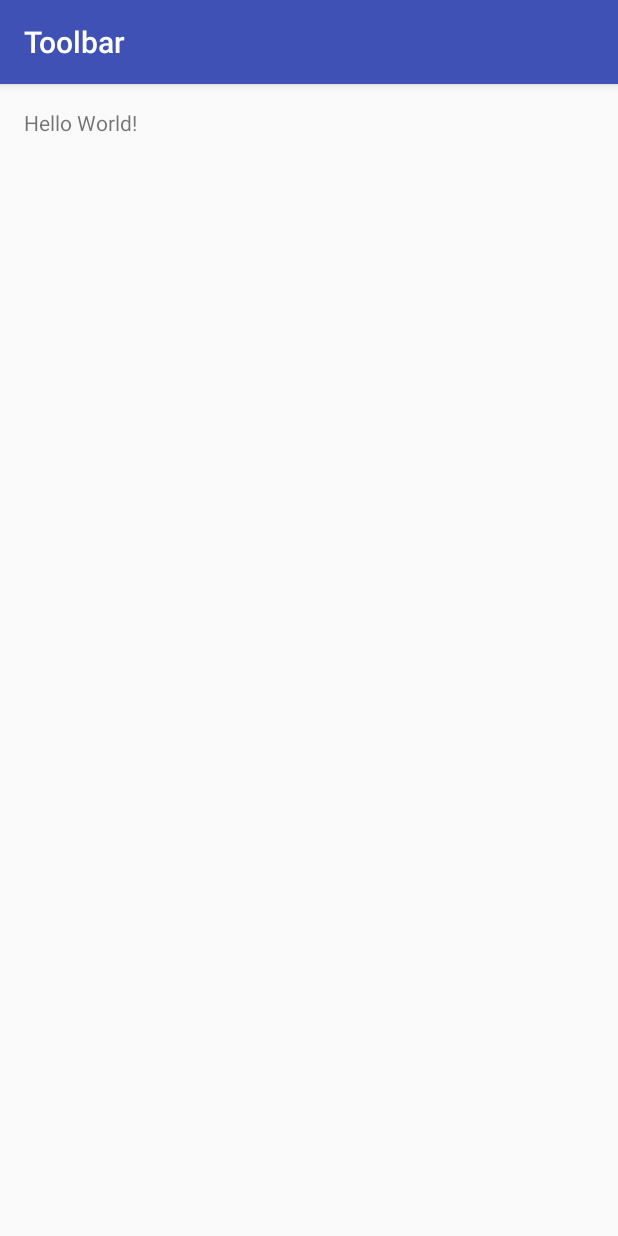
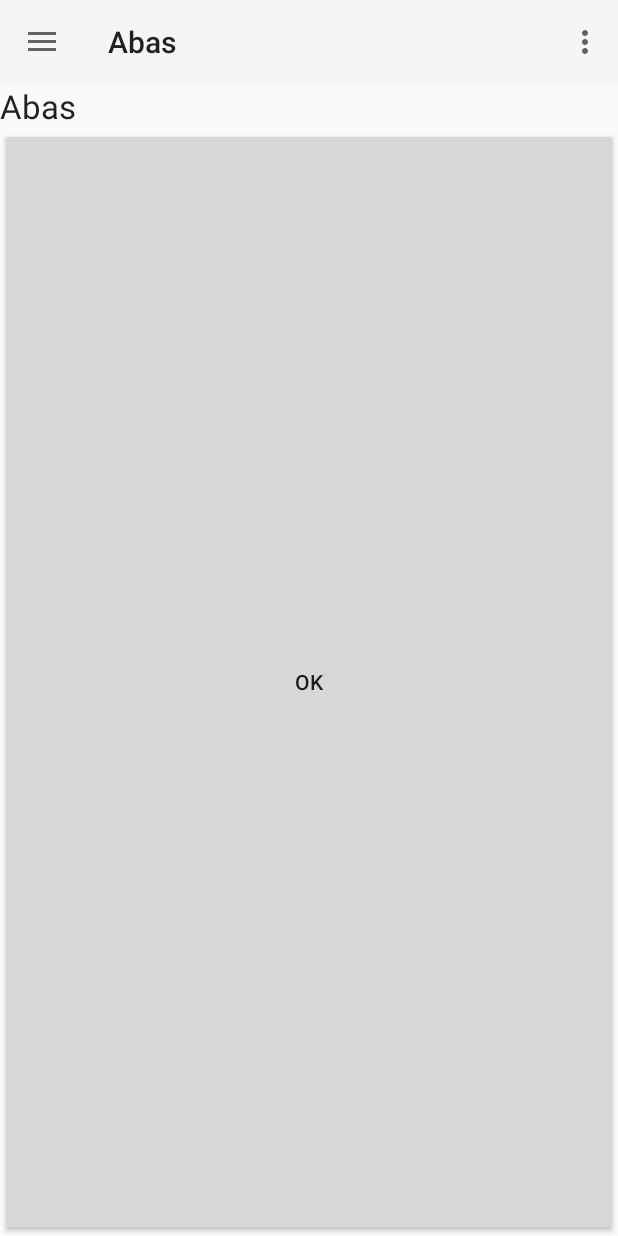
Before and after one commit to jeanvarela/Repo-android, an Android app: the screen it shows after launch (MainActivity), on a phone screen of 412 x 824 dp. Run offline under Robolectric (Android 15) with nearby library versions, the phone set to English and light mode, and no system bars.

Commit message:
Criado o menu no toolbar

```diff
--- a/Toolbar/app/src/main/AndroidManifest.xml
+++ b/Toolbar/app/src/main/AndroidManifest.xml
@@ -8,7 +8,8 @@
         android:label="@string/app_name"
         android:supportsRtl="true"
         android:theme="@style/AppTheme">
-        <activity android:name=".MainActivity">
+        <activity android:name=".MainActivity"
+                  android:theme="@style/Theme.AppCompat.Light.NoActionBar">
             <intent-filter>
                 <action android:name="android.intent.action.MAIN" />
 
--- a/Toolbar/app/src/main/java/br/com/toolbar/MainActivity.java
+++ b/Toolbar/app/src/main/java/br/com/toolbar/MainActivity.java
@@ -1,13 +1,124 @@
 package br.com.toolbar;
 
+import android.content.res.Configuration;
+import android.support.annotation.Nullable;
+import android.support.v4.app.Fragment;
+import android.support.v4.app.FragmentManager;
+import android.support.v4.widget.DrawerLayout;
+import android.support.v7.app.ActionBarActivity;
+import android.support.v7.app.ActionBarDrawerToggle;
 import android.support.v7.app.AppCompatActivity;
 import android.os.Bundle;
+import android.support.v7.widget.Toolbar;
+import android.view.Menu;
+import android.view.MenuItem;
+import android.view.View;
+import android.widget.AdapterView;
+import android.widget.ArrayAdapter;
+import android.widget.ListView;
 
-public class MainActivity extends AppCompatActivity {
+public class MainActivity extends ActionBarActivity implements AdapterView.OnItemClickListener{
+
+    private DrawerLayout mDrawerLayout;
+    private ActionBarDrawerToggle mDrawerToggle;
+    private Toolbar mToolbar;
+    private ListView mDrawerList;
 
     @Override
     protected void onCreate(Bundle savedInstanceState) {
         super.onCreate(savedInstanceState);
         setContentView(R.layout.activity_main);
+
+        mDrawerLayout = (DrawerLayout) findViewById(R.id.drawer_layout);
+        mDrawerList = (ListView) findViewById(R.id.left_drawer);
+
+        mToolbar = (Toolbar) findViewById(R.id.toolbar);
+        setSupportActionBar(mToolbar);
+
+        mDrawerToggle = new ActionBarDrawerToggle(this,mDrawerLayout,mToolbar,R.string.app_name,R.string.app_name){
+            @Override
+            public void onDrawerClosed(View drawerView) {
+                super.onDrawerClosed(drawerView);
+                supportInvalidateOptionsMenu();
+            }
+
+            @Override
+            public void onDrawerOpened(View drawerView) {
+                super.onDrawerOpened(drawerView);
+                supportInvalidateOptionsMenu();
+            }
+        };
+        mDrawerLayout.setDrawerListener(mDrawerToggle);
+
+        ArrayAdapter<String> adapter = new ArrayAdapter<String>(this,android.R.layout.simple_list_item_1,getResources().getStringArray(R.array.opcoes));
+        mDrawerList.setAdapter(adapter);
+        mDrawerList.setOnItemClickListener(this);
+
+        if (savedInstanceState == null){
+            exibirItem(0);
+        }
+    }
+
+    @Override
+    public void onItemClick(AdapterView<?> adapterView, View view, int i, long l) {
+        exibirItem(i);
+    }
+
+    @Override
+    public boolean onCreateOptionsMenu(Menu menu) {
+        getMenuInflater().inflate(R.menu.menu_main,menu);
+        return super.onCreateOptionsMenu(menu);
+    }
+
+    @Override
+    public boolean onPrepareOptionsMenu(Menu menu) {
+        boolean drawerOpen = mDrawerLayout.isDrawerOpen(mDrawerList);
+
+         menu.findItem(R.id.action_settings).setVisible(!drawerOpen);
+        atualizarTitulo(drawerOpen);
+
+        return super.onPrepareOptionsMenu(menu);
+    }
+
+    @Override
+    protected void onPostCreate(Bundle savedInstanceState) {
+        super.onPostCreate(savedInstanceState);
+        mDrawerToggle.syncState();
+    }
+
+    @Override
+    public void onConfigurationChanged(Configuration newConfig) {
+        super.onConfigurationChanged(newConfig);
+        mDrawerToggle.onConfigurationChanged(newConfig);
+    }
+
+    @Override
+    public boolean onOptionsItemSelected(MenuItem item) {
+        if (mDrawerToggle.onOptionsItemSelected(item)){
+            return true;
+        }
+
+        return super.onOptionsItemSelected(item);
+    }
+
+    private void exibirItem(int i){
+        String selecionado = mDrawerList.getItemAtPosition(i).toString();
+        Fragment fragment = PrimeiroNivelFragment.novaInstancia(selecionado);
+
+        FragmentManager fragmentManager = getSupportFragmentManager();
+        fragmentManager.beginTransaction().replace(R.id.content_frame,fragment).commit();
+
+        mDrawerList.setItemChecked(i,true);
+        mDrawerLayout.closeDrawer(mDrawerList);
+    }
+
+    private void atualizarTitulo(boolean atualizar){
+        if (atualizar){
+            mToolbar.setTitle(R.string.app_name);
+        }else{
+            int posicaoAtual = mDrawerList.getCheckedItemPosition();
+            String opcaoAtual = mDrawerList.getItemAtPosition(posicaoAtual).toString();
+            mToolbar.setTitle(opcaoAtual);
+        }
     }
 }
--- /dev/null
+++ b/Toolbar/app/src/main/java/br/com/toolbar/PrimeiroNivelFragment.java
@@ -0,0 +1,65 @@
+package br.com.toolbar;
+
+import android.support.v4.app.Fragment;
+import android.content.Intent;
+import android.os.Bundle;
+import android.support.annotation.Nullable;
+import android.view.LayoutInflater;
+import android.view.View;
+import android.view.ViewGroup;
+import android.widget.Button;
+import android.widget.TextView;
+
+import java.util.LinkedHashMap;
+
+/**
+ * Created by JEAN on 03/01/2017.
+ */
+public class PrimeiroNivelFragment extends Fragment implements View.OnClickListener {
+
+    private static final String EXTRA_TIPO = "mTipo";
+
+    private String mTipo;
+    private LinkedHashMap<String,Class> mAcoes;
+
+    public static PrimeiroNivelFragment novaInstancia(String tipo){
+        Bundle params = new Bundle();
+        params.putString(EXTRA_TIPO,tipo);
+
+        PrimeiroNivelFragment f = new PrimeiroNivelFragment();
+        f.setArguments(params);
+
+        return f;
+    }
+
+    @Override
+    public void onCreate(Bundle savedInstanceState) {
+        super.onCreate(savedInstanceState);
+        mAcoes = new LinkedHashMap<String,Class>();
+
+        String[] opcoes = getResources().getStringArray(R.array.opcoes);
+        //mAcoes.put(opcoes[0],Telas)
+    }
+
+    @Nullable
+    @Override
+    public View onCreateView(LayoutInflater inflater, ViewGroup container, Bundle savedInstanceState) {
+        mTipo = getArguments().getString(EXTRA_TIPO);
+
+        View layout = inflater.inflate(R.layout.fragment_primeiro_nivel,container,false);
+
+        Button button = (Button) layout.findViewById(R.id.button);
+        button.setOnClickListener(this);
+
+        TextView textView = (TextView) layout.findViewById(R.id.text);
+        textView.setText(mTipo);
+
+        return layout;
+    }
+
+    @Override
+    public void onClick(View view) {
+        Class classe = mAcoes.get(mTipo);
+        startActivity(new Intent(getActivity(),classe));
+    }
+}
--- a/Toolbar/app/src/main/res/layout/activity_main.xml
+++ b/Toolbar/app/src/main/res/layout/activity_main.xml
@@ -1,16 +1,34 @@
-<?xml version="1.0" encoding="utf-8"?>
-<RelativeLayout xmlns:android="http://schemas.android.com/apk/res/android"
-    xmlns:tools="http://schemas.android.com/tools"
+<LinearLayout xmlns:android="http://schemas.android.com/apk/res/android"
     android:layout_width="match_parent"
     android:layout_height="match_parent"
-    android:paddingBottom="@dimen/activity_vertical_margin"
-    android:paddingLeft="@dimen/activity_horizontal_margin"
-    android:paddingRight="@dimen/activity_horizontal_margin"
-    android:paddingTop="@dimen/activity_vertical_margin"
-    tools:context="br.com.toolbar.MainActivity">
+    android:orientation="vertical">
 
-    <TextView
-        android:layout_width="wrap_content"
+    <android.support.v7.widget.Toolbar
+        android:id="@+id/toolbar"
+        android:layout_width="match_parent"
         android:layout_height="wrap_content"
-        android:text="Hello World!" />
-</RelativeLayout>
+        android:background="?attr/colorPrimary"
+        android:minHeight="?attr/actionBarSize"/>
+
+    <android.support.v4.widget.DrawerLayout
+        android:id="@+id/drawer_layout"
+        android:layout_width="match_parent"
+        android:layout_height="match_parent">
+
+        <FrameLayout
+            android:id="@+id/content_frame"
+            android:layout_width="match_parent"
+            android:layout_height="match_parent"
+            android:orientation="vertical"/>
+
+        <ListView
+            android:id="@+id/left_drawer"
+            android:layout_width="240dp"
+            android:layout_height="match_parent"
+            android:layout_gravity="left"
+            android:background="#CCC"
+            android:choiceMode="singleChoice"
+            android:divider="@android:color/transparent"
+            android:dividerHeight="0dp"/>
+    </android.support.v4.widget.DrawerLayout>
+</LinearLayout>
--- /dev/null
+++ b/Toolbar/app/src/main/res/layout/fragment_primeiro_nivel.xml
@@ -0,0 +1,21 @@
+<?xml version="1.0" encoding="utf-8"?>
+<LinearLayout xmlns:android="http://schemas.android.com/apk/res/android"
+              android:orientation="vertical"
+              android:layout_width="match_parent"
+              android:layout_height="match_parent"
+              android:gravity="center">
+
+              <TextView
+                          android:layout_width="match_parent"
+                          android:layout_height="wrap_content"
+                          android:textAppearance="?android:attr/textAppearanceLarge"
+                          android:text="@null"
+                          android:id="@+id/text"/>
+
+              <Button
+                          android:layout_width="match_parent"
+                          android:layout_height="match_parent"
+                          android:text="@android:string/ok"
+                          android:id="@+id/button"/>
+
+</LinearLayout>
--- /dev/null
+++ b/Toolbar/app/src/main/res/menu/menu_main.xml
@@ -0,0 +1,6 @@
+<menu xmlns:android="http://schemas.android.com/apk/res/android"
+    xmlns:app="http://schemas.android.com/apk/res-auto"
+    xmlns:tools="http://schemas.android.com/tools" tools:context=".MainActivity">
+    <item android:id="@+id/action_settings" android:title="@string/action_settings"
+        android:orderInCategory="100" app:showAsAction="never" />
+</menu>
--- a/Toolbar/app/src/main/res/values/strings.xml
+++ b/Toolbar/app/src/main/res/values/strings.xml
@@ -1,3 +1,28 @@
 <resources>
     <string name="app_name">Toolbar</string>
+    <string name="action_settings">Settings</string>
+
+    <string-array name="opcoes">
+        <item>Abas</item>
+        <item>Spinner</item>
+        <item>View Pager</item>
+    </string-array>
+
+    <string-array name="secoes">
+        <item>Seção 1</item>
+        <item>Seção 2</item>
+        <item>Seção 3</item>
+    </string-array>
+
+    <string-array name="cores_br">
+        <item>#FF0000</item>
+        <item>#FFFF00</item>
+        <item>#0000FF</item>
+    </string-array>
+
+    <string-array name="cores_texto">
+        <item>#F44336</item>
+        <item>#4C4F50</item>
+        <item>#</item>
+    </string-array>
 </resources>
```
